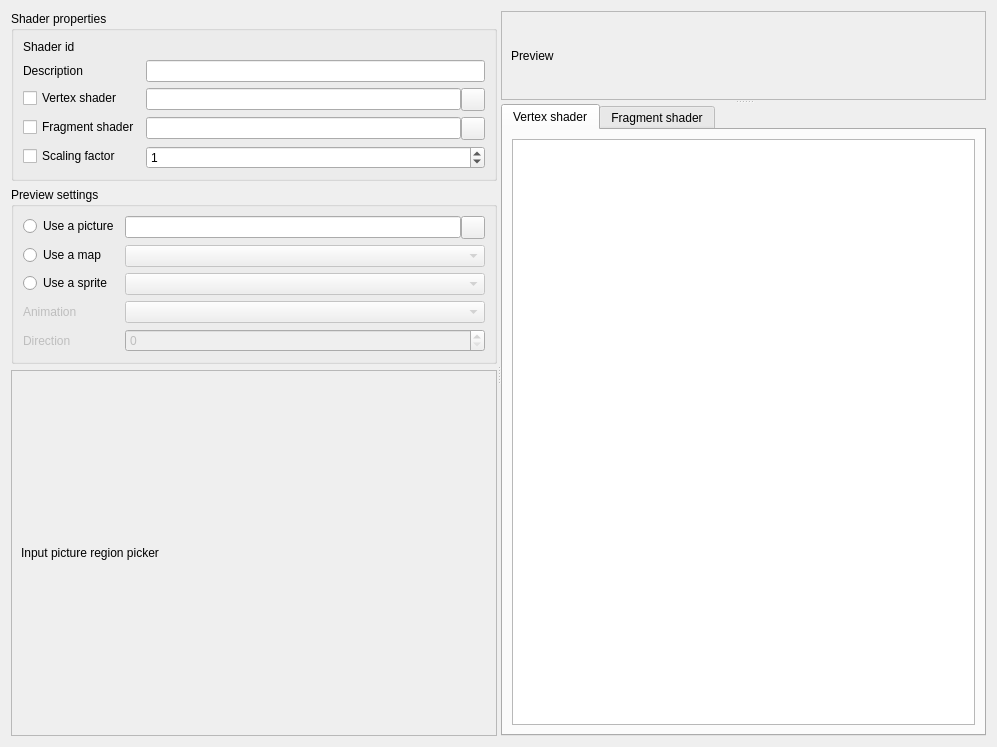
Old version of the form src/widgets/shader_editor.ui in the repository Kangie/solarus.
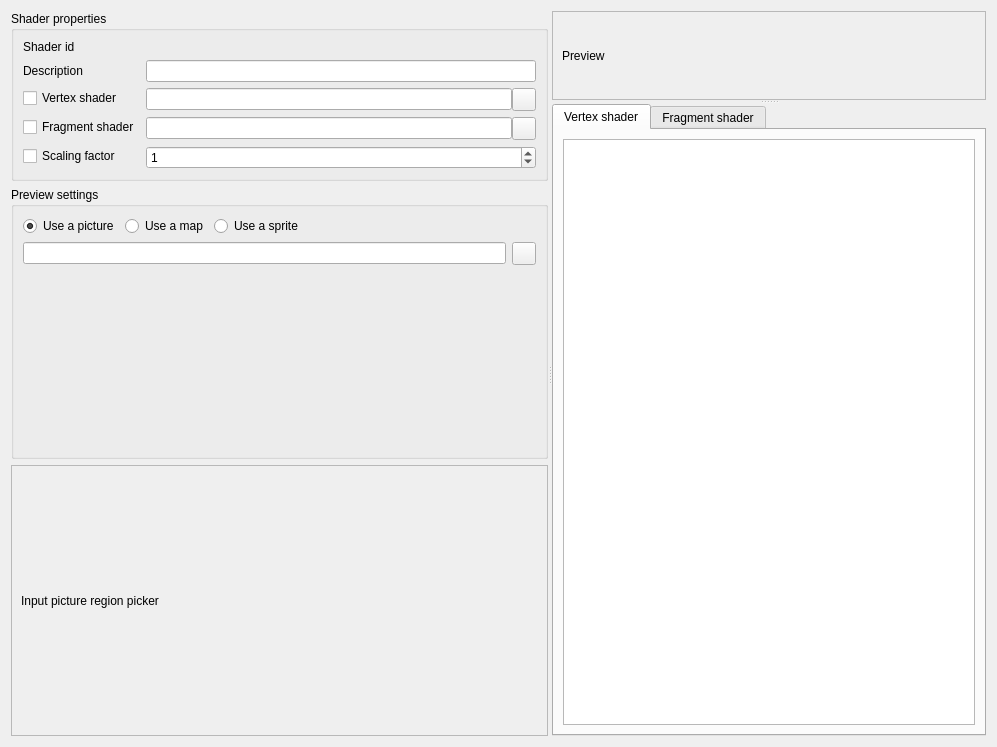
New version of the form. The open tabs and pages were chosen to show the change. Icons and pictures are not drawn.

What changed in the file:
```diff
--- a/src/widgets/shader_editor.ui
+++ b/src/widgets/shader_editor.ui
@@ -162,72 +162,180 @@
          <property name="title">
           <string>Preview settings</string>
          </property>
-         <layout class="QFormLayout" name="formLayout_2">
-          <item row="0" column="0">
-           <widget class="QRadioButton" name="radioButton">
+         <layout class="QVBoxLayout" name="verticalLayout_10">
+          <item>
+           <layout class="QHBoxLayout" name="preview_type_layout">
+            <item>
+             <widget class="QRadioButton" name="preview_picture_radio">
             <property name="text">
              <string>Use a picture</string>
             </property>
-           </widget>
-          </item>
-          <item row="0" column="1">
-           <layout class="QHBoxLayout" name="horizontal_layout_3">
-            <property name="spacing">
-             <number>0</number>
-            </property>
-            <item>
-             <widget class="QLineEdit" name="vertex_file_field_2">
-              <property name="readOnly">
+              <property name="checked">
                <bool>true</bool>
               </property>
              </widget>
             </item>
             <item>
-             <widget class="QToolButton" name="vertex_file_edit_button_2">
-              <property name="toolTip">
-               <string>Edit vertex shader file</string>
-              </property>
-              <property name="text">
-               <string/>
-              </property>
-              <property name="icon">
-               <iconset resource="../../resources/images.qrc">
-                <normaloff>:/images/icon_open.png</normaloff>:/images/icon_open.png</iconset>
-              </property>
-             </widget>
-            </item>
-           </layout>
-          </item>
-          <item row="1" column="0">
-           <widget class="QRadioButton" name="radioButton_3">
+             <widget class="QRadioButton" name="preview_map_radio">
             <property name="text">
              <string>Use a map</string>
             </property>
            </widget>
           </item>
-          <item row="1" column="1">
-           <widget class="QComboBox" name="comboBox_2">
-            <property name="enabled">
-             <bool>false</bool>
-            </property>
-           </widget>
-          </item>
-          <item row="2" column="0">
-           <widget class="QRadioButton" name="radioButton_2">
+            <item>
+             <widget class="QRadioButton" name="preview_sprite_radio">
             <property name="text">
              <string>Use a sprite</string>
             </property>
            </widget>
           </item>
-          <item row="2" column="1">
-           <widget class="QComboBox" name="comboBox">
+            <item>
+             <spacer name="horizontal_spacer">
+              <property name="orientation">
+               <enum>Qt::Horizontal</enum>
+              </property>
+              <property name="sizeHint" stdset="0">
+               <size>
+                <width>40</width>
+                <height>20</height>
+               </size>
+              </property>
+             </spacer>
+            </item>
+           </layout>
+          </item>
+          <item>
+           <widget class="QStackedWidget" name="preview_file_widget">
+            <property name="currentIndex">
+             <number>0</number>
+            </property>
+            <widget class="QWidget" name="preview_picture_page">
+             <property name="sizePolicy">
+              <sizepolicy hsizetype="Expanding" vsizetype="Preferred">
+               <horstretch>0</horstretch>
+               <verstretch>0</verstretch>
+              </sizepolicy>
+             </property>
+             <layout class="QVBoxLayout" name="verticalLayout_8">
+              <property name="leftMargin">
+               <number>0</number>
+              </property>
+              <property name="topMargin">
+               <number>0</number>
+              </property>
+              <property name="rightMargin">
+               <number>0</number>
+              </property>
+              <property name="bottomMargin">
+               <number>0</number>
+              </property>
+              <item>
+               <layout class="QHBoxLayout" name="preview_picture_field_layout">
+                <item>
+                 <widget class="QLineEdit" name="preview_picture_field">
+                  <property name="readOnly">
+                   <bool>true</bool>
+                  </property>
+                 </widget>
+                </item>
+                <item>
+                 <widget class="QToolButton" name="preview_picture_browse_button">
+                  <property name="toolTip">
+                   <string>Edit vertex shader file</string>
+                  </property>
+                  <property name="text">
+                   <string/>
+                  </property>
+                  <property name="icon">
+                   <iconset resource="../../resources/images.qrc">
+                    <normaloff>:/images/icon_open.png</normaloff>:/images/icon_open.png</iconset>
+                  </property>
+                 </widget>
+                </item>
+               </layout>
+              </item>
+              <item>
+               <spacer name="vertical_spacer">
+                <property name="orientation">
+                 <enum>Qt::Vertical</enum>
+                </property>
+                <property name="sizeHint" stdset="0">
+                 <size>
+                  <width>20</width>
+                  <height>152</height>
+                 </size>
+                </property>
+               </spacer>
+              </item>
+             </layout>
+            </widget>
+            <widget class="QWidget" name="preview_map_page">
+             <layout class="QVBoxLayout" name="verticalLayout_9">
+              <property name="leftMargin">
+               <number>0</number>
+              </property>
+              <property name="topMargin">
+               <number>0</number>
+              </property>
+              <property name="rightMargin">
+               <number>0</number>
+              </property>
+              <property name="bottomMargin">
+               <number>0</number>
+              </property>
+              <item>
+               <widget class="QComboBox" name="preview_map_field">
             <property name="enabled">
              <bool>false</bool>
             </property>
-           </widget>
-          </item>
-          <item row="3" column="0">
-           <widget class="QLabel" name="label">
+                <property name="sizePolicy">
+                 <sizepolicy hsizetype="Expanding" vsizetype="Fixed">
+                  <horstretch>0</horstretch>
+                  <verstretch>0</verstretch>
+                 </sizepolicy>
+                </property>
+               </widget>
+              </item>
+              <item>
+               <spacer name="vertical_spacer_2">
+                <property name="orientation">
+                 <enum>Qt::Vertical</enum>
+                </property>
+                <property name="sizeHint" stdset="0">
+                 <size>
+                  <width>20</width>
+                  <height>40</height>
+                 </size>
+                </property>
+               </spacer>
+              </item>
+             </layout>
+            </widget>
+            <widget class="QWidget" name="preview_sprite_page">
+             <layout class="QVBoxLayout" name="verticalLayout_7">
+              <property name="leftMargin">
+               <number>0</number>
+              </property>
+              <property name="topMargin">
+               <number>0</number>
+              </property>
+              <property name="rightMargin">
+               <number>0</number>
+              </property>
+              <property name="bottomMargin">
+               <number>0</number>
+              </property>
+              <item>
+               <widget class="QComboBox" name="preview_sprite_field">
+                <property name="enabled">
+                 <bool>false</bool>
+                </property>
+               </widget>
+              </item>
+              <item>
+               <layout class="QFormLayout" name="preview_sprite_details_layout">
+                <item row="0" column="0">
+                 <widget class="QLabel" name="preview_sprite_animation_label">
             <property name="enabled">
              <bool>false</bool>
             </property>
@@ -236,15 +344,15 @@
             </property>
            </widget>
           </item>
-          <item row="3" column="1">
-           <widget class="QComboBox" name="comboBox_3">
+                <item row="0" column="1">
+                 <widget class="QComboBox" name="preview_sprite_animation_field">
             <property name="enabled">
              <bool>false</bool>
             </property>
            </widget>
           </item>
-          <item row="4" column="0">
-           <widget class="QLabel" name="label_3">
+                <item row="1" column="0">
+                 <widget class="QLabel" name="preview_sprite_direction_label">
             <property name="enabled">
              <bool>false</bool>
             </property>
@@ -253,14 +361,20 @@
             </property>
            </widget>
           </item>
-          <item row="4" column="1">
-           <widget class="QSpinBox" name="spinBox">
+                <item row="1" column="1">
+                 <widget class="QSpinBox" name="preview_sprite_direction_field">
             <property name="enabled">
              <bool>false</bool>
             </property>
            </widget>
           </item>
          </layout>
+              </item>
+             </layout>
+            </widget>
+           </widget>
+          </item>
+         </layout>
         </widget>
        </item>
        <item>
```
Left out of the diff: 38 changed lines with no effect on the pictures. Lines whose indentation alone changed are shown as unchanged.
